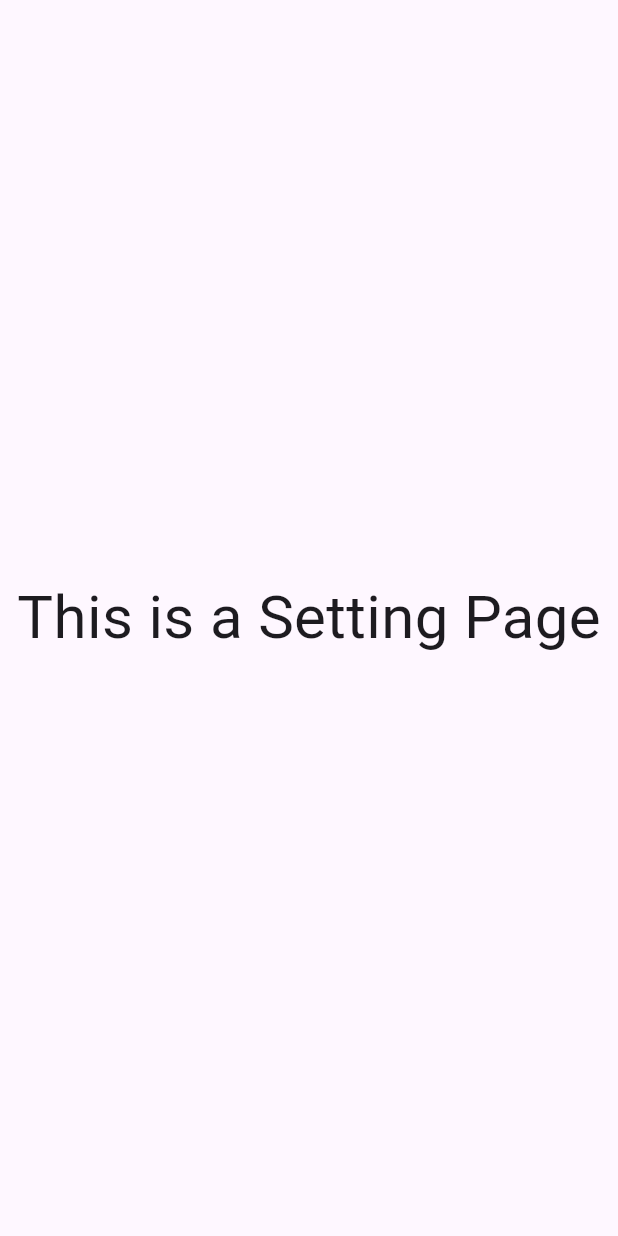
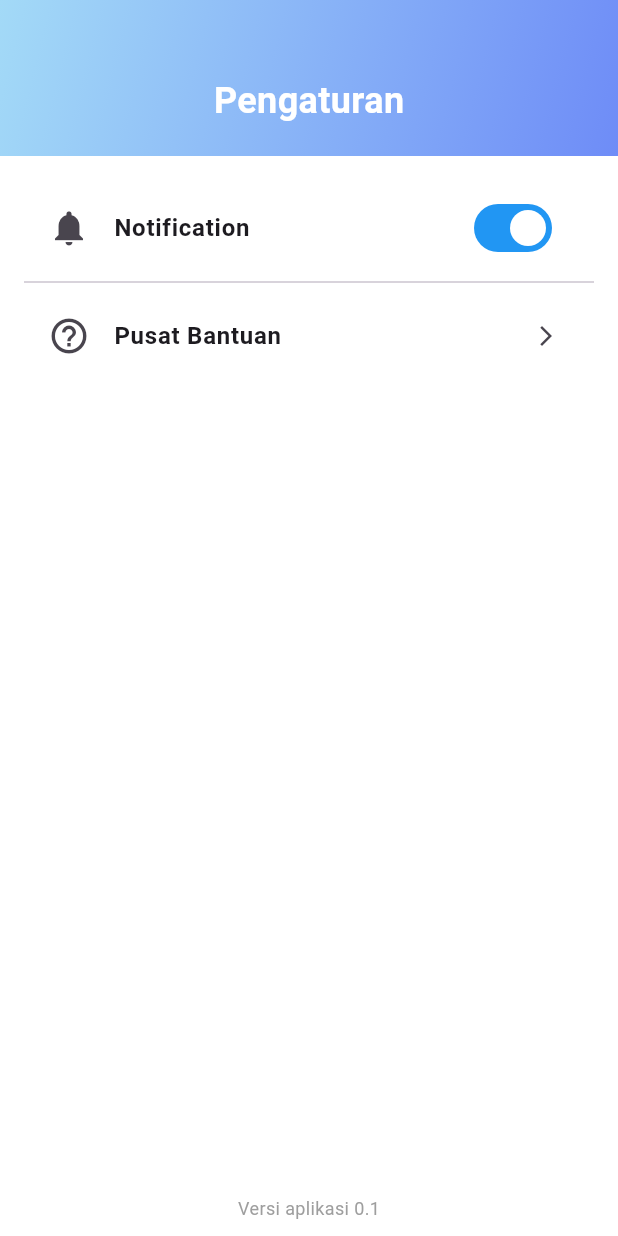
Before and after one commit to fakerryugan/androidtandatanganwangi, a Flutter app: the SettingPage screen opened directly, on a phone screen of 412 x 824 dp. Run offline on Flutter 3.47's test engine with Material 3 defaults, Android fonts, the phone set to English and light mode, and no system bars; our stand-ins replace file_picker, qr_flutter, shared_preferences; missing offline and left inert: barcode_scan2, flutter_pdfview, syncfusion_flutter_pdf, syncfusion_flutter_pdfviewer; accounts and stored records are empty.

Commit message:
Setting Satrio

```diff
--- a/lib/bottom_navbar/documentpage.dart
+++ b/lib/bottom_navbar/documentpage.dart
@@ -53,8 +53,8 @@ class Documentpage extends StatelessWidget {
             child: Column(
               children: [
                 _buildProfileCard("NIM", "362358302007"),
-                _buildProfileCard("Jabatan",
-                    "Mahasiswa Teknologi Rekayasa Perangkat"),
+                _buildProfileCard("Program Studi",
+                    "Teknologi Rekayasa Perangkat Lunak"),
                 _buildProfileCard("No. Handphone", "098765433234"),
                 _buildProfileCard("Alamat", "Rogojampi"),
               ],
@@ -68,7 +68,7 @@ class Documentpage extends StatelessWidget {
 
   Widget _buildProfileCard(String label, String value) {
     return Padding(
-      padding: const EdgeInsets.only(bottom: 16),
+      padding: const EdgeInsets.only(bottom: 20),
       child: Column(
         crossAxisAlignment: CrossAxisAlignment.start,
         children: [
--- a/lib/bottom_navbar/setting.dart
+++ b/lib/bottom_navbar/setting.dart
@@ -1,13 +1,88 @@
 import 'package:flutter/material.dart';
 
-class SettingPage extends StatelessWidget {
-  const SettingPage({super.key});
+class SettingPage extends StatefulWidget {
+  const SettingPage({Key? key}) : super(key: key);
+
+  @override
+  State<SettingPage> createState() => _SettingPageState();
+}
+
+class _SettingPageState extends State<SettingPage> {
+  bool isNotificationOn = true;
+  int _selectedIndex = 2;
 
   @override
   Widget build(BuildContext context) {
-    return const Scaffold(
-      body: Center(
-        child: Text("This is a Setting Page", style: TextStyle(fontSize: 40)),
+    return Scaffold(
+      backgroundColor: Colors.white,
+      body: Column(
+        children: [
+          Container(
+            width: double.infinity,
+            padding: const EdgeInsets.only(top: 50, bottom: 20),
+            decoration: const BoxDecoration(
+              gradient: LinearGradient(
+                colors: [Color(0xFFA3DAF7), Color(0xFF6E8CF7)],
+                begin: Alignment.topLeft,
+                end: Alignment.bottomRight,
+              ),
+            ),
+            child: Center(
+              child: Text('Pengaturan', style: TextStyle(
+                fontSize: 24,
+                fontWeight: FontWeight.bold,
+                color: Colors.white,
+              ),
+              ),
+            ),
+          ),
+
+          const SizedBox(height: 20),
+
+          Expanded(child: ListView(
+            padding: const EdgeInsets.symmetric(horizontal: 16),
+            children: [
+              ListTile(
+                leading: const Icon(Icons.notifications, size: 28),
+                title: Text('Notification',
+                  style: TextStyle(
+                      fontWeight: FontWeight.w600),
+                ),
+                trailing: Switch(
+                  value: isNotificationOn,
+                  activeColor: Colors.white,
+                  activeTrackColor: Colors.blue,
+                  onChanged: (value) {
+                    setState(() {
+                      isNotificationOn = value;
+                    });
+                  },
+                ),
+              ),
+              const Divider(),
+              ListTile(
+                leading: const Icon(Icons.help_outline, size: 28),
+                title: Text(
+                  'Pusat Bantuan',
+                  style: TextStyle(
+                      fontWeight: FontWeight.w600),
+                ),
+                trailing: const Icon(Icons.arrow_forward_ios, size: 16),
+                onTap: () {
+                  // Aksi ketika diklik
+                },
+              ),
+            ],
+          ),
+          ),
+          Padding(
+            padding: const EdgeInsets.only(bottom: 10),
+            child: Text(
+              'Versi aplikasi 0.1',
+              style: TextStyle(fontSize: 12, color: Colors.grey),
+            ),
+          ),
+        ],
       ),
     );
   }
```
